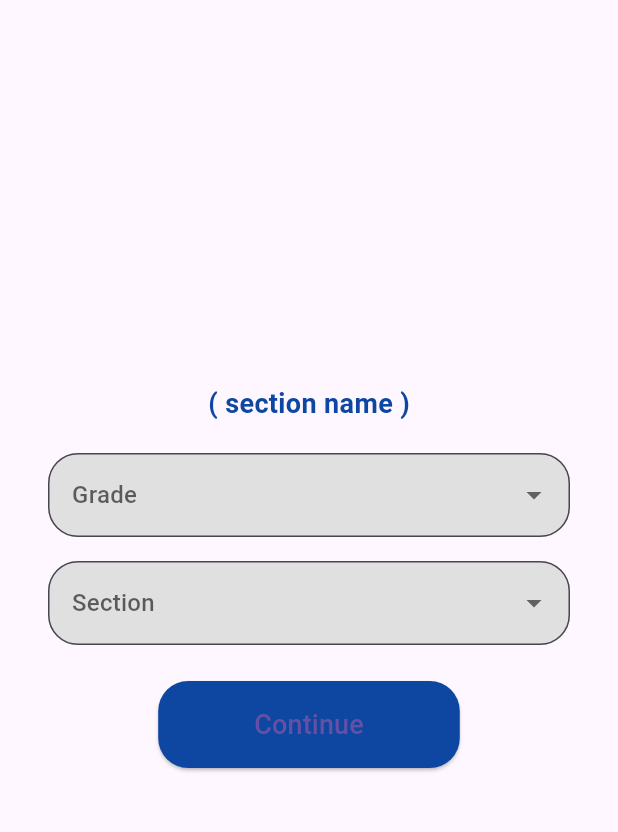
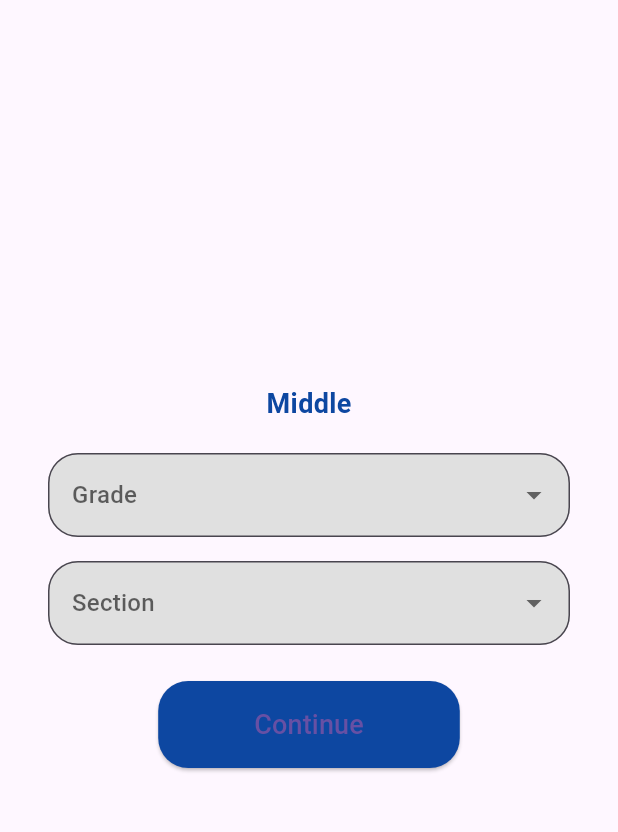
Before and after one commit to abolambA/NearSchool, a Flutter app: the MiddleClassSelectionScreen screen opened directly, on a phone screen of 412 x 824 dp, the part 84-916 px from its top. Run offline on Flutter 3.47's test engine with Material 3 defaults, Android fonts, the phone set to English and light mode, and no system bars; our stand-ins replace firebase_core; accounts and stored records are empty.

Commit message:
first commit

```diff
--- a/lib/arabic_screens/screens/middle_class_selecting.dart
+++ b/lib/arabic_screens/screens/middle_class_selecting.dart
@@ -39,7 +39,7 @@ class _MiddleClassSelectionScreenState extends State<MiddleClassSelectionScreen>
           mainAxisAlignment: MainAxisAlignment.center,
           children: [
             Text(
-              '( section name )',
+              'Middle',
               style: TextStyle(
                 fontSize: 18,
                 fontWeight: FontWeight.bold,
--- a/lib/arabic_screens/screens/primary_class_selecting.dart
+++ b/lib/arabic_screens/screens/primary_class_selecting.dart
@@ -39,7 +39,7 @@ class _PrimaryClassSelectionScreenState extends State<PrimaryClassSelectionScree
           mainAxisAlignment: MainAxisAlignment.center,
           children: [
             Text(
-              '( section name )',
+              'Primary',
               style: TextStyle(
                 fontSize: 18,
                 fontWeight: FontWeight.bold,
--- a/lib/arabic_screens/screens/secondary_class_selecting.dart
+++ b/lib/arabic_screens/screens/secondary_class_selecting.dart
@@ -39,7 +39,7 @@ class _SecondaryClassSelectionScreenState extends State<SecondaryClassSelectionS
           mainAxisAlignment: MainAxisAlignment.center,
           children: [
             Text(
-              '( section name )',
+              'Secondary',
               style: TextStyle(
                 fontSize: 18,
                 fontWeight: FontWeight.bold,
```
